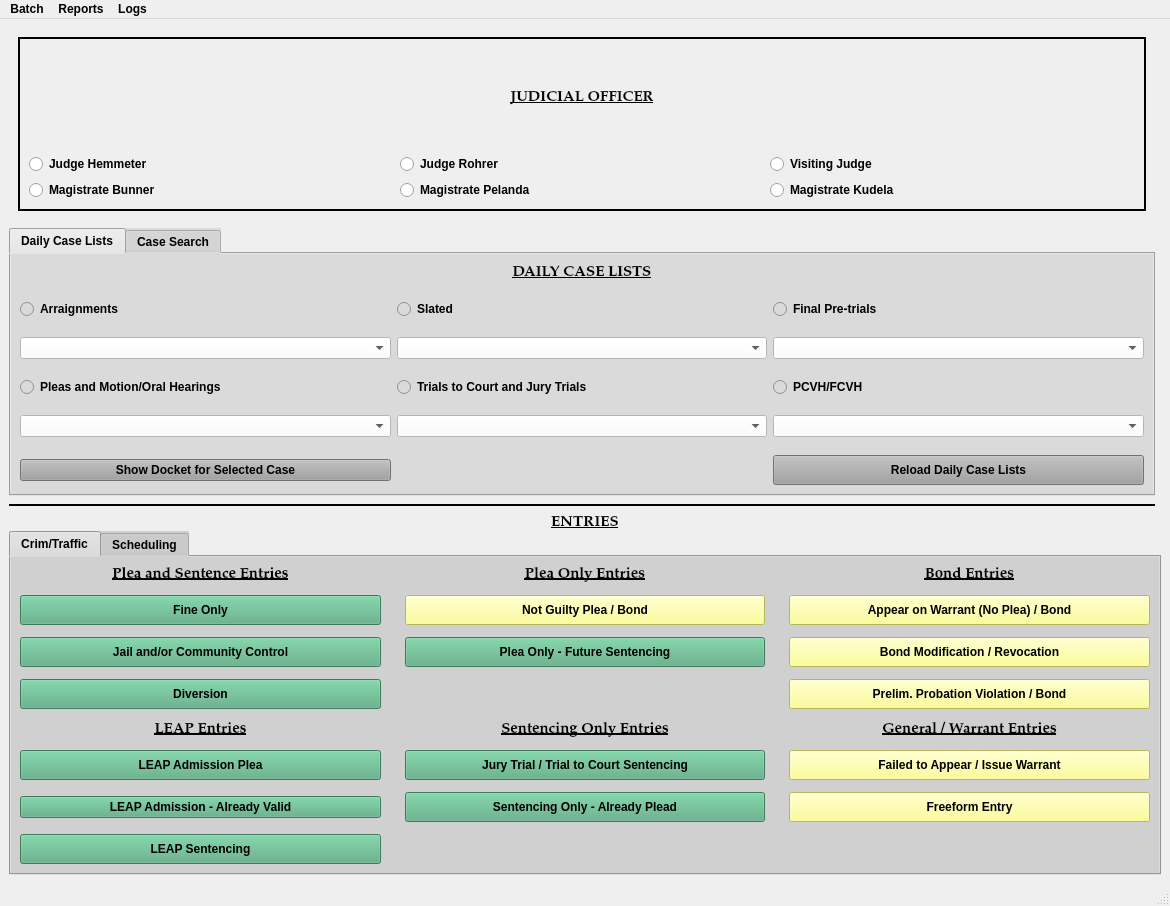
HunterProgram22/MuniEntry, file munientry/views/ui/MainWindow.ui: the form before one commit.
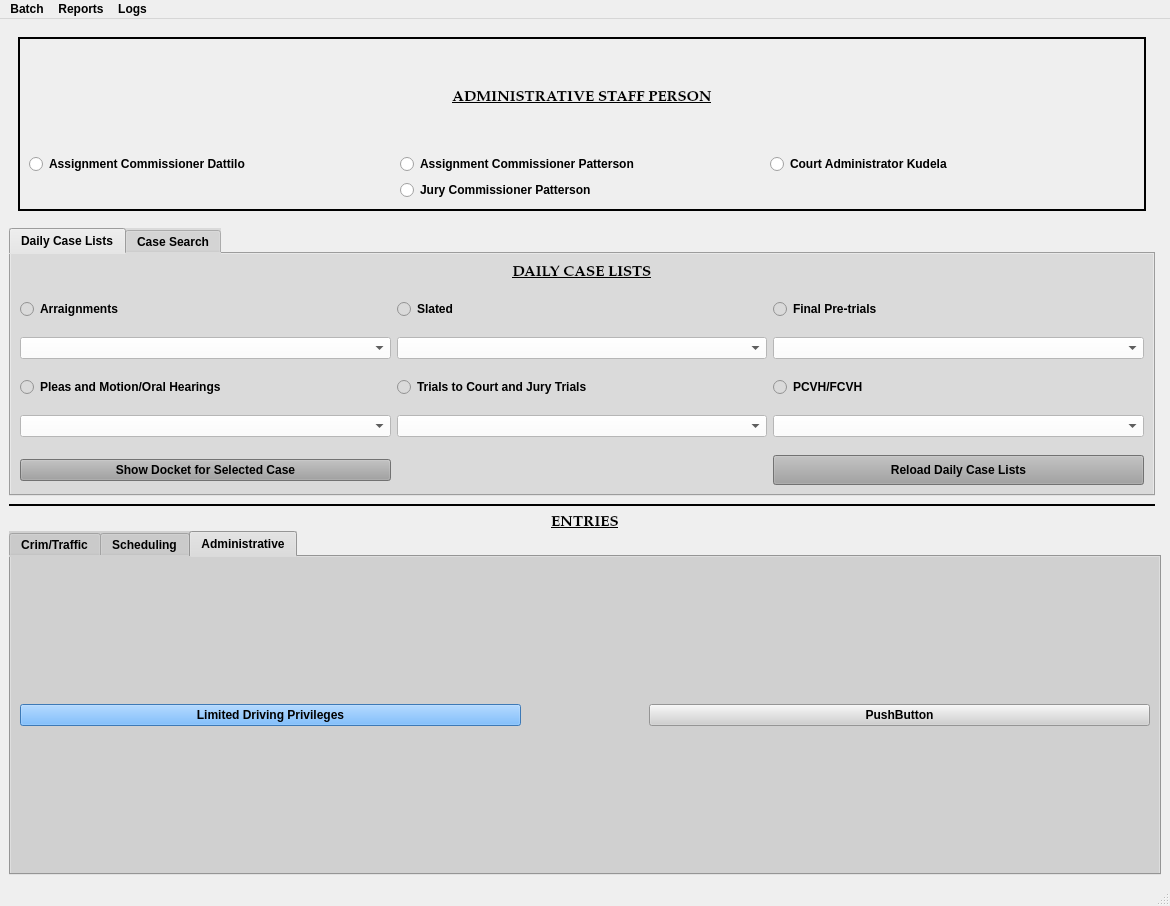
The form after the commit. The open tabs and pages were chosen to show the change. Custom widgets are drawn as their Qt base class.

Commit message: Starting to add Admin Tab.

Patch:
```diff
--- a/munientry/views/ui/MainWindow.ui
+++ b/munientry/views/ui/MainWindow.ui
@@ -60,7 +60,7 @@
       <item row="0" column="0">
        <widget class="QStackedWidget" name="stackedWidget">
         <property name="currentIndex">
-         <number>0</number>
+         <number>2</number>
         </property>
         <widget class="QWidget" name="judicial_officers_Stack">
          <layout class="QGridLayout" name="gridLayout_6">
@@ -226,6 +226,79 @@
           </item>
          </layout>
         </widget>
+        <widget class="QWidget" name="admin_staff_Stack">
+         <layout class="QGridLayout" name="gridLayout_16">
+          <item row="0" column="0">
+           <widget class="QFrame" name="administrative_person_frame">
+            <property name="frameShape">
+             <enum>QFrame::Box</enum>
+            </property>
+            <property name="frameShadow">
+             <enum>QFrame::Plain</enum>
+            </property>
+            <property name="lineWidth">
+             <number>2</number>
+            </property>
+            <layout class="QGridLayout" name="gridLayout_17">
+             <item row="2" column="1">
+              <widget class="QRadioButton" name="jury_comm_patterson_radioButton">
+               <property name="text">
+                <string>Jury Commissioner Patterson</string>
+               </property>
+              </widget>
+             </item>
+             <item row="0" column="0" colspan="3">
+              <widget class="QLabel" name="label_16">
+               <property name="maximumSize">
+                <size>
+                 <width>16777215</width>
+                 <height>120</height>
+                </size>
+               </property>
+               <property name="font">
+                <font>
+                 <family>Palatino Linotype</family>
+                 <pointsize>11</pointsize>
+                 <weight>75</weight>
+                 <italic>false</italic>
+                 <bold>true</bold>
+                 <underline>true</underline>
+                </font>
+               </property>
+               <property name="text">
+                <string>ADMINISTRATIVE STAFF PERSON</string>
+               </property>
+               <property name="alignment">
+                <set>Qt::AlignCenter</set>
+               </property>
+              </widget>
+             </item>
+             <item row="1" column="1">
+              <widget class="QRadioButton" name="radioButton">
+               <property name="text">
+                <string>Assignment Commissioner Patterson</string>
+               </property>
+              </widget>
+             </item>
+             <item row="1" column="0">
+              <widget class="QRadioButton" name="assn_comm_dattilo_radioButton">
+               <property name="text">
+                <string>Assignment Commissioner Dattilo</string>
+               </property>
+              </widget>
+             </item>
+             <item row="1" column="2">
+              <widget class="QRadioButton" name="court_admin_kudela_radioButton">
+               <property name="text">
+                <string>Court Administrator Kudela</string>
+               </property>
+              </widget>
+             </item>
+            </layout>
+           </widget>
+          </item>
+         </layout>
+        </widget>
        </widget>
       </item>
       <item row="3" column="0" colspan="2">
@@ -802,16 +875,33 @@
               </property>
              </widget>
             </item>
-            <item row="0" column="1">
+           </layout>
+          </widget>
+          <widget class="QWidget" name="admin_Tab">
+           <attribute name="title">
+            <string>Administrative</string>
+           </attribute>
+           <layout class="QGridLayout" name="gridLayout_15">
+            <property name="horizontalSpacing">
+             <number>128</number>
+            </property>
+            <item row="0" column="0">
              <widget class="QPushButton" name="limited_driving_privilegesButton">
               <property name="styleSheet">
-               <string notr="true">background-color: rgb(107, 107, 107);</string>
+               <string notr="true">background-color: rgb(85, 170, 255);</string>
               </property>
               <property name="text">
                <string>Limited Driving Privileges</string>
               </property>
              </widget>
             </item>
+            <item row="0" column="1">
+             <widget class="QPushButton" name="pushButton">
+              <property name="text">
+               <string>PushButton</string>
+              </property>
+             </widget>
+            </item>
            </layout>
           </widget>
          </widget>
```
Left out of the diff: 4 changed lines with no effect on the pictures. The commit also changes 8 other files.
